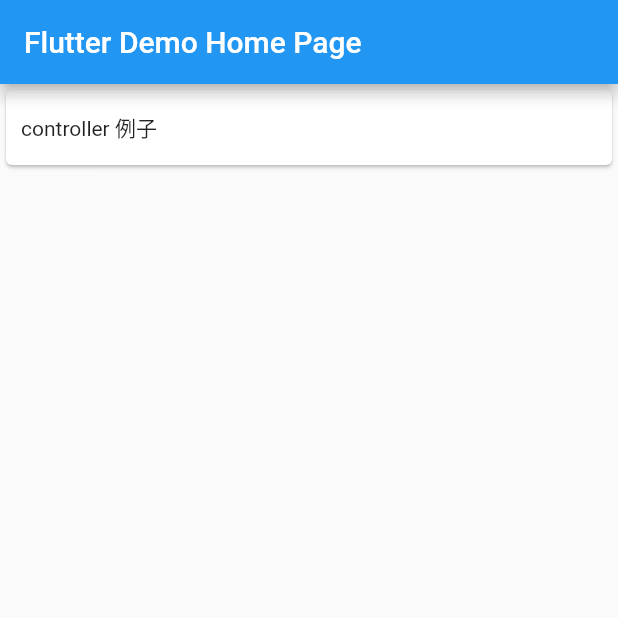
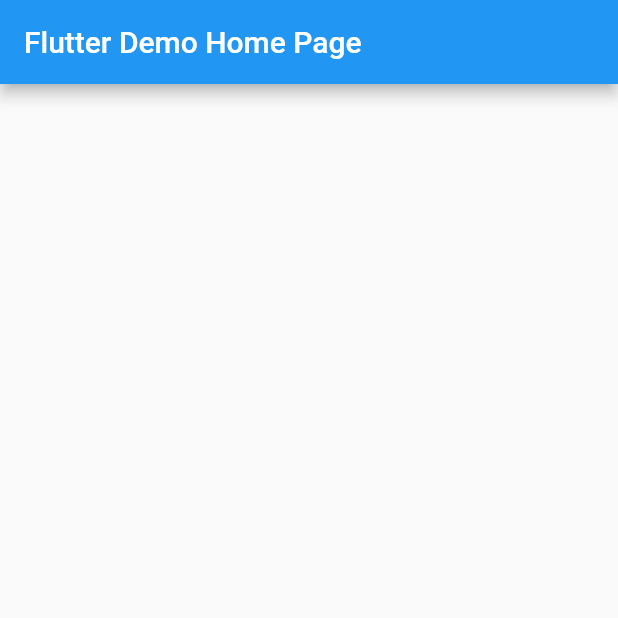
Before and after one commit to foolsong/selfDiscipline, a Flutter app: the screen it shows after launch, on a phone screen of 412 x 824 dp, the top half of it. Run offline on Flutter 3.47's test engine with Material 2 defaults, Android fonts, the phone set to English and light mode, and no system bars.

Commit message:
还原master

```diff
--- a/selfdiscipline/lib/main.dart
+++ b/selfdiscipline/lib/main.dart
@@ -1,5 +1,4 @@
 import 'package:flutter/material.dart';
-import 'package:selfdiscipline/widget/controller_demo_page.dart';
 
 void main() => runApp(MyApp());
 
@@ -13,7 +12,6 @@ class MyApp extends StatelessWidget {
         primarySwatch: Colors.blue,
       ),
       home: MyHomePage(title: 'Flutter Demo Home Page'),
-      routes: routers,
     );
   }
 }
@@ -27,80 +25,12 @@ class MyHomePage extends StatefulWidget {
 }
 
 class _MyHomePageState extends State<MyHomePage> {
-
   @override
-  Widget build(BuildContext context){
-    var routeList = routers.keys.toList();
+  Widget build(BuildContext context) {
     return Scaffold(
       appBar: AppBar(
         title: Text(widget.title),
       ),
-      body: new Container(
-        child: new ListView.builder(
-          itemBuilder: (context, index){
-            return new InkWell(
-              onTap: () {
-                Navigator.of(context).pushNamed(routeList[index]);
-              },
-              child: new Card(
-                child: new Container(
-                  alignment:  Alignment.centerLeft,
-                  margin: EdgeInsets.symmetric(horizontal: 10),
-                  height: 50,
-                  child: new Text(routerName[index]),
-                ),
-              ),
-            );
-          },
-          itemCount: routers.length,
-        ),
-      ),
     );
   }
-  // int _counter = 0;
-
-  // void _incrementCounter() {
-  //   setState(() {
-  //     _counter++;
-  //   });
-  // }
-
-  // @override
-  // Widget build(BuildContext context) {
-  //   return Scaffold(
-  //     appBar: AppBar(
-  //       title: Text(widget.title),
-  //     ),
-  //     body: Center(
-  //       child: Column(
-  //         mainAxisAlignment: MainAxisAlignment.center,
-  //         children: <Widget>[
-  //           Text(
-  //             'You have pushed the button this many times:',
-  //           ),
-  //           Text(
-  //             '$_counter',
-  //             style: Theme.of(context).textTheme.display1,
-  //           ),
-  //         ],
-  //       ),
-  //     ),
-  //     floatingActionButton: FloatingActionButton(
-  //       onPressed: _incrementCounter,
-  //       tooltip: 'Increment',
-  //       child: Icon(Icons.add),
-  //     ), // This trailing comma makes auto-formatting nicer for build methods.
-  //   );
-  // }
 }
-
-const routerName = [
-  "controller 例子",
-  "圆角 例子"
-];
-
-Map<String, WidgetBuilder> routers = {
-  "widget/controller" : (context){
-    return new ControllerDemoPage();
-  },
-};
--- a/selfdiscipline/lib/widget/controller_demo_page.dart
+++ /dev/null
@@ -1,29 +0,0 @@
-import 'package:flutter/material.dart';
-
-class ControllerDemoPage extends StatelessWidget {
-
-final TextEditingController controller = new TextEditingController(text: "init Text");
-  @override
-  Widget build(BuildContext context) {
-    return Scaffold (
-      appBar: AppBar(
-        title: new Text("controller"),
-      ),
-      body: new Container(
-        margin: EdgeInsets.all(10),
-        child: new Center(
-          child: new TextField(
-            controller: controller,
-          ),
-        ),
-      ),
-      floatingActionButton: FloatingActionButton(
-        onPressed: (){
-          print("current Text ${controller.text}");
-          controller.text = "Changed By FloatingActionButton";
-        },
-        child: new Text("C"),
-      ),
-    );
-  }
-}
```
